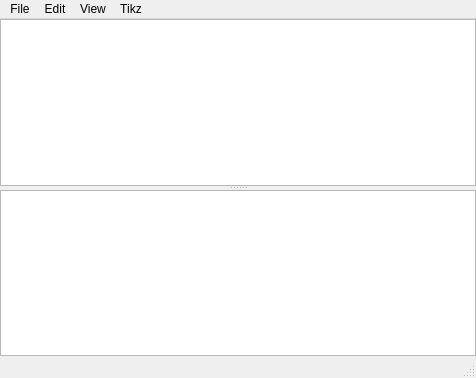
This is tikzit/src/gui/mainwindow.ui in tikzit/tikzit as Qt 5 draws it before an edit. The edited form follows.
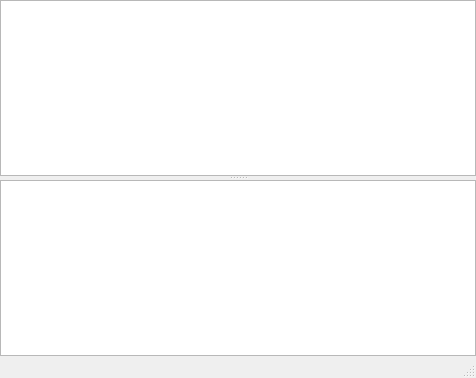
This is the edited form. Custom widgets are drawn as their Qt base class.

What changed in the file:
```diff
--- a/tikzit/src/gui/mainwindow.ui
+++ b/tikzit/src/gui/mainwindow.ui
@@ -58,59 +58,6 @@
     </item>
    </layout>
   </widget>
-  <widget class="QMenuBar" name="menuBar">
-   <property name="geometry">
-    <rect>
-     <x>0</x>
-     <y>0</y>
-     <width>476</width>
-     <height>22</height>
-    </rect>
-   </property>
-   <widget class="QMenu" name="menuFile">
-    <property name="title">
-     <string>File</string>
-    </property>
-    <addaction name="actionNew"/>
-    <addaction name="actionOpen"/>
-    <addaction name="separator"/>
-    <addaction name="actionClose"/>
-    <addaction name="actionSave"/>
-    <addaction name="actionSave_As"/>
-   </widget>
-   <widget class="QMenu" name="menuEdit">
-    <property name="title">
-     <string>Edit</string>
-    </property>
-    <addaction name="actionUndo"/>
-    <addaction name="actionRedo"/>
-    <addaction name="separator"/>
-    <addaction name="actionCut"/>
-    <addaction name="actionCopy"/>
-    <addaction name="actionPase"/>
-    <addaction name="actionDelete"/>
-    <addaction name="separator"/>
-    <addaction name="actionSelect_All"/>
-    <addaction name="actionDeselect_All"/>
-   </widget>
-   <widget class="QMenu" name="menuTikz">
-    <property name="title">
-     <string>Tikz</string>
-    </property>
-    <addaction name="actionParse"/>
-   </widget>
-   <widget class="QMenu" name="menuView">
-    <property name="title">
-     <string>View</string>
-    </property>
-    <addaction name="actionZoom_In"/>
-    <addaction name="actionZoom_Out"/>
-   </widget>
-   <addaction name="menuFile"/>
-   <addaction name="menuEdit"/>
-   <addaction name="menuView"/>
-   <addaction name="menuTikz"/>
-  </widget>
   <widget class="QStatusBar" name="statusBar"/>
   <action name="actionNew">
    <property name="text">
```
Left out of the diff: 2 changed lines with no effect on the pictures.
